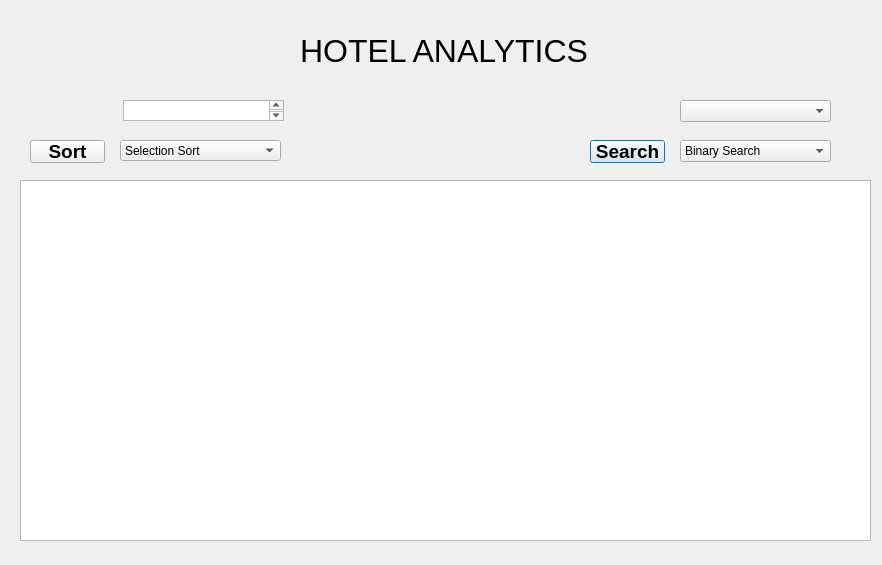
Qt form Project_UI.ui (Aysha-javaid24/CS261F21PID57) before a commit.
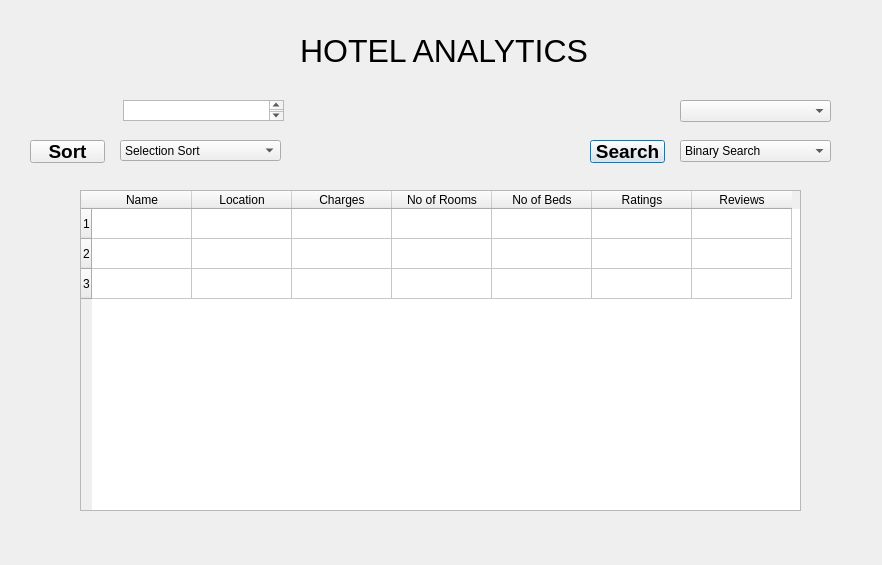
The same form after that commit.

```diff
--- a/Project_UI.ui
+++ b/Project_UI.ui
@@ -166,15 +166,59 @@
     <string>Sort</string>
    </property>
   </widget>
-  <widget class="QTableView" name="tableView">
+  <widget class="QTableWidget" name="tableWidget">
    <property name="geometry">
     <rect>
-     <x>20</x>
-     <y>180</y>
-     <width>851</width>
-     <height>361</height>
+     <x>80</x>
+     <y>190</y>
+     <width>721</width>
+     <height>321</height>
     </rect>
    </property>
+   <property name="rowCount">
+    <number>3</number>
+   </property>
+   <property name="columnCount">
+    <number>7</number>
+   </property>
+   <row/>
+   <row/>
+   <row/>
+   <column>
+    <property name="text">
+     <string>Name</string>
+    </property>
+   </column>
+   <column>
+    <property name="text">
+     <string>Location</string>
+    </property>
+   </column>
+   <column>
+    <property name="text">
+     <string>Charges</string>
+    </property>
+   </column>
+   <column>
+    <property name="text">
+     <string>No of Rooms</string>
+    </property>
+   </column>
+   <column>
+    <property name="text">
+     <string>No of Beds</string>
+    </property>
+   </column>
+   <column>
+    <property name="text">
+     <string>Ratings</string>
+    </property>
+   </column>
+   <column>
+    <property name="text">
+     <string>Reviews</string>
+    </property>
+   </column>
   </widget>
  </widget>
  <resources/>
```
